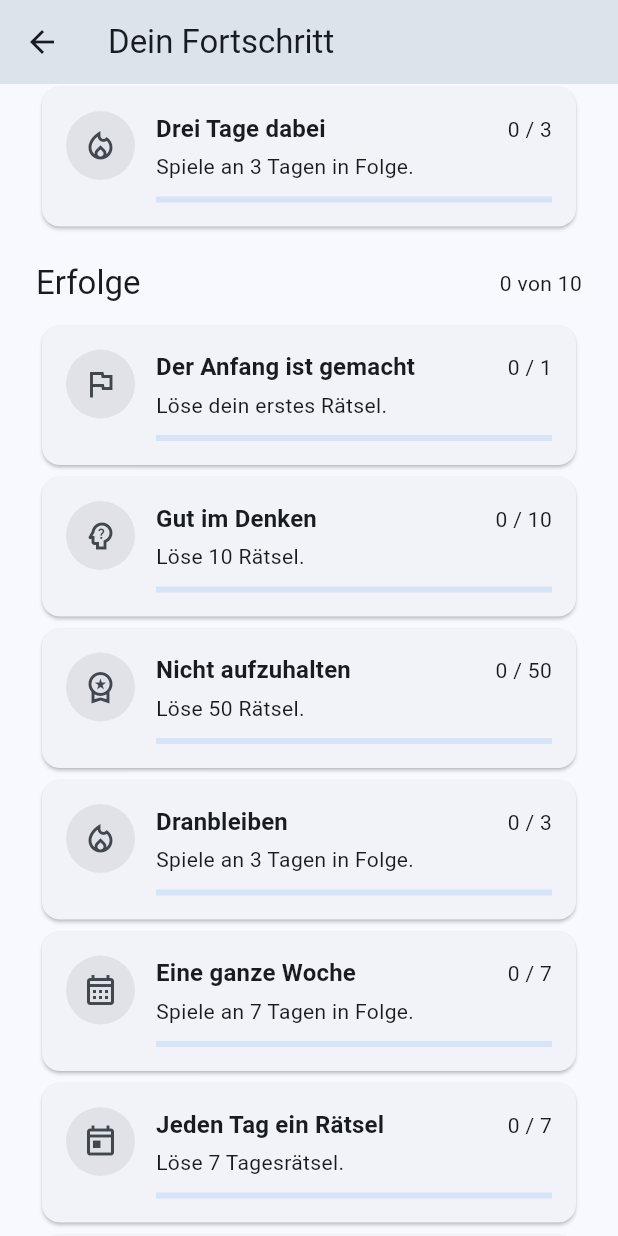
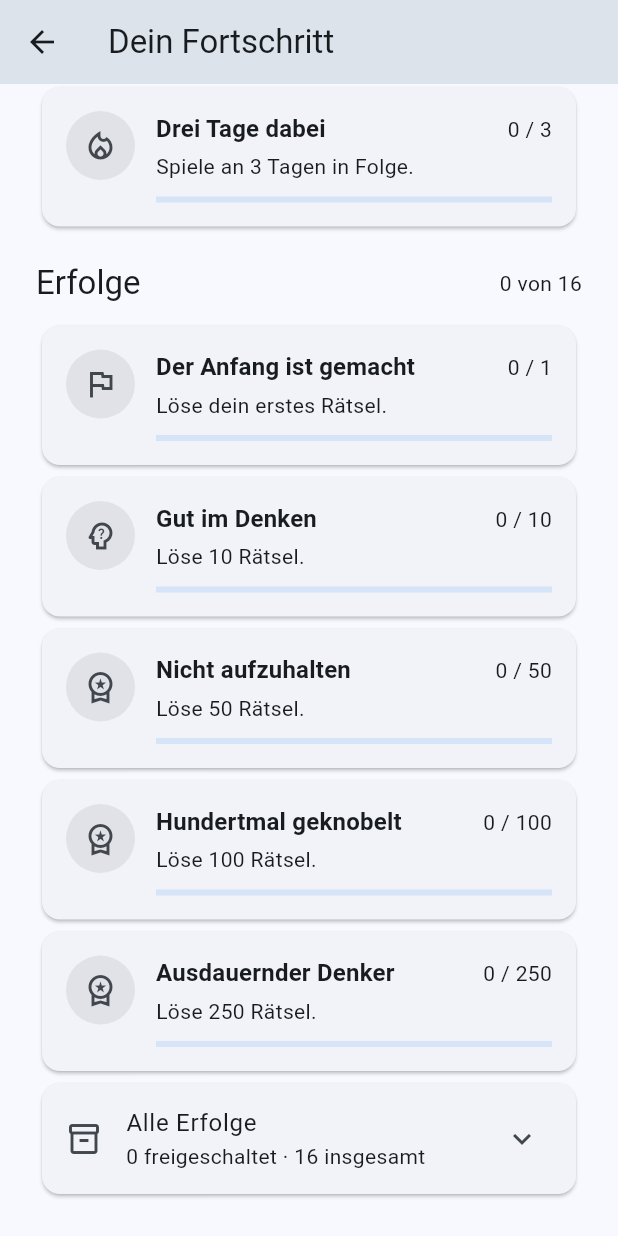
Before and after one commit to heinrichheinrichson-bit/PROJECT_LOGIC, a Flutter app: the PlayerProfileScreen screen opened directly with empty values, scrolled down 969 dp, on a phone screen of 412 x 824 dp. Run offline on Flutter 3.47's test engine with Material 3 defaults, Android fonts, the phone set to English and light mode, and no system bars; our stand-ins replace shared_preferences; accounts and stored records are empty.

Commit message:
Expand lifelong progress milestones

```diff
--- a/lib/main.dart
+++ b/lib/main.dart
@@ -2435,7 +2435,10 @@ class PlayerProfileScreen extends StatelessWidget {
     final snapshot = ProgressSnapshot(
       results: results,
       progress: progress,
-      catalogPuzzleIds: binaryPuzzleCatalog.map((puzzle) => puzzle.id).toSet(),
+      catalogPuzzleIds: {
+        ...binaryPuzzleCatalog.map((puzzle) => puzzle.id),
+        ...hashiPuzzleCatalog.map((puzzle) => 'hashi:${puzzle.id}'),
+      },
     );
     const service = PlayerProgressService();
     final rank = service.rank(snapshot);
@@ -2443,6 +2446,12 @@ class PlayerProfileScreen extends StatelessWidget {
     final longTermMissions = service.longTermMissions(snapshot);
     final achievements = service.achievements(snapshot);
     final unlockedCount = achievements.where((goal) => goal.isCompleted).length;
+    final upcomingAchievements = achievements
+        .where((goal) => !goal.isCompleted)
+        .toList()
+      ..sort((a, b) => b.progress.compareTo(a.progress));
+    final completedAchievements =
+        achievements.where((goal) => goal.isCompleted).toList();
 
     return Scaffold(
       appBar: AppBar(title: const Text('Dein Fortschritt')),
@@ -2541,8 +2550,27 @@ class PlayerProfileScreen extends StatelessWidget {
                     ],
                   ),
                   const SizedBox(height: 10),
-                  for (final achievement in achievements)
+                  for (final achievement in upcomingAchievements.take(5))
                     _ProgressGoalCard(goal: achievement),
+                  if (upcomingAchievements.length > 5 ||
+                      completedAchievements.isNotEmpty)
+                    Card(
+                      child: ExpansionTile(
+                        leading: const Icon(Icons.inventory_2_outlined),
+                        title: const Text('Alle Erfolge'),
+                        subtitle: Text(
+                          '${completedAchievements.length} freigeschaltet · ${achievements.length} insgesamt',
+                        ),
+                        childrenPadding: const EdgeInsets.fromLTRB(8, 0, 8, 8),
+                        children: [
+                          for (final achievement
+                              in upcomingAchievements.skip(5))
+                            _ProgressGoalCard(goal: achievement),
+                          for (final achievement in completedAchievements)
+                            _ProgressGoalCard(goal: achievement),
+                        ],
+                      ),
+                    ),
                 ],
               ),
             ),
@@ -2642,6 +2670,7 @@ class _ProgressGoalCard extends StatelessWidget {
         'collections_bookmark' => Icons.collections_bookmark_outlined,
         'diamond' => Icons.diamond_outlined,
         'grid_on' => Icons.grid_on_outlined,
+        'hub' => Icons.hub_outlined,
         'menu_book' => Icons.menu_book_outlined,
         _ => Icons.emoji_events_outlined,
       };
--- a/lib/player_progress_system.dart
+++ b/lib/player_progress_system.dart
@@ -17,6 +17,10 @@ class ProgressSnapshot {
 
   int get totalCompleted => progress.totalCompleted;
 
+  int completedForGame(GameType gameType) => results.values
+      .where((result) => result.gameType == gameType)
+      .fold(0, (sum, result) => sum + result.completionCount);
+
   int get catalogCompleted =>
       results.keys.where(catalogPuzzleIds.contains).length;
 
@@ -29,8 +33,7 @@ class ProgressSnapshot {
       .length;
 
   int get hardCompleted => results.values
-      .where((result) =>
-          result.effectiveDifficulty == PuzzleDifficulty.hard)
+      .where((result) => result.effectiveDifficulty == PuzzleDifficulty.hard)
       .fold(0, (sum, result) => sum + result.completionCount);
 
   int get largeBoardCompleted => results.values
@@ -42,13 +45,12 @@ class ProgressSnapshot {
 
   int completionsTodayBySource(PuzzleSource source, DateTime date) {
     final day = DateTime(date.year, date.month, date.day);
-    return results.values
-        .where((result) {
-          final completed = result.completedAt;
-          final completedDay = DateTime(completed.year, completed.month, completed.day);
-          return result.effectiveSource == source && completedDay == day;
-        })
-        .length;
+    return results.values.where((result) {
+      final completed = result.completedAt;
+      final completedDay =
+          DateTime(completed.year, completed.month, completed.day);
+      return result.effectiveSource == source && completedDay == day;
+    }).length;
   }
 
   int get completionsToday {
@@ -81,7 +83,8 @@ class ProgressGoal {
   final ProgressGoalKind kind;
 
   bool get isCompleted => current >= target;
-  double get progress => target <= 0 ? 1 : (current / target).clamp(0, 1).toDouble();
+  double get progress =>
+      target <= 0 ? 1 : (current / target).clamp(0, 1).toDouble();
   int get remaining => (target - current).clamp(0, target).toInt();
 }
 
@@ -98,9 +101,8 @@ class PlayerRank {
   final int currentXp;
   final int nextLevelXp;
 
-  double get progress => nextLevelXp == 0
-      ? 1
-      : (currentXp / nextLevelXp).clamp(0, 1).toDouble();
+  double get progress =>
+      nextLevelXp == 0 ? 1 : (currentXp / nextLevelXp).clamp(0, 1).toDouble();
 }
 
 class PlayerProgressService {
@@ -130,6 +132,54 @@ class PlayerProgressService {
           iconName: 'workspace_premium',
           current: snapshot.totalCompleted,
           target: 50,
+        ),
+        _achievement(
+          id: 'hundred-solves',
+          title: 'Hundertmal geknobelt',
+          description: 'Löse 100 Rätsel.',
+          iconName: 'workspace_premium',
+          current: snapshot.totalCompleted,
+          target: 100,
+        ),
+        _achievement(
+          id: 'two-fifty-solves',
+          title: 'Ausdauernder Denker',
+          description: 'Löse 250 Rätsel.',
+          iconName: 'workspace_premium',
+          current: snapshot.totalCompleted,
+          target: 250,
+        ),
+        _achievement(
+          id: 'five-hundred-solves',
+          title: 'Logik gehört zum Alltag',
+          description: 'Löse 500 Rätsel.',
+          iconName: 'diamond',
+          current: snapshot.totalCompleted,
+          target: 500,
+        ),
+        _achievement(
+          id: 'thousand-solves',
+          title: 'Tausend Rätsel',
+          description: 'Löse 1.000 Rätsel.',
+          iconName: 'diamond',
+          current: snapshot.totalCompleted,
+          target: 1000,
+        ),
+        _achievement(
+          id: 'binairo-first',
+          title: 'Binairo entdeckt',
+          description: 'Löse dein erstes Binairo-Rätsel.',
+          iconName: 'grid_on',
+          current: snapshot.completedForGame(GameType.binairo),
+          target: 1,
+        ),
+        _achievement(
+          id: 'hashi-first',
+          title: 'Brückenbauer',
+          description: 'Vollende dein erstes Hashi-Rätsel.',
+          iconName: 'hub',
+          current: snapshot.completedForGame(GameType.hashi),
+          target: 1,
         ),
         _achievement(
           id: 'streak-three',
@@ -194,7 +244,8 @@ class PlayerProgressService {
     DateTime? date,
   }) {
     final today = date ?? DateTime.now();
-    final dailyPuzzleId = const DailyChallengeService().challengeFor(today).puzzleId;
+    final dailyPuzzleId =
+        const DailyChallengeService().challengeFor(today).puzzleId;
     final completedDaily = snapshot.results.containsKey(dailyPuzzleId);
     final generatedToday =
         snapshot.completionsTodayBySource(PuzzleSource.generated, today);
@@ -259,8 +310,7 @@ class PlayerProgressService {
         ),
       ];
 
-  String _dateKey(DateTime value) =>
-      '${value.year.toString().padLeft(4, '0')}-'
+  String _dateKey(DateTime value) => '${value.year.toString().padLeft(4, '0')}-'
       '${value.month.toString().padLeft(2, '0')}-'
       '${value.day.toString().padLeft(2, '0')}';
 
```
Also changed, not shown: 1 other file.
